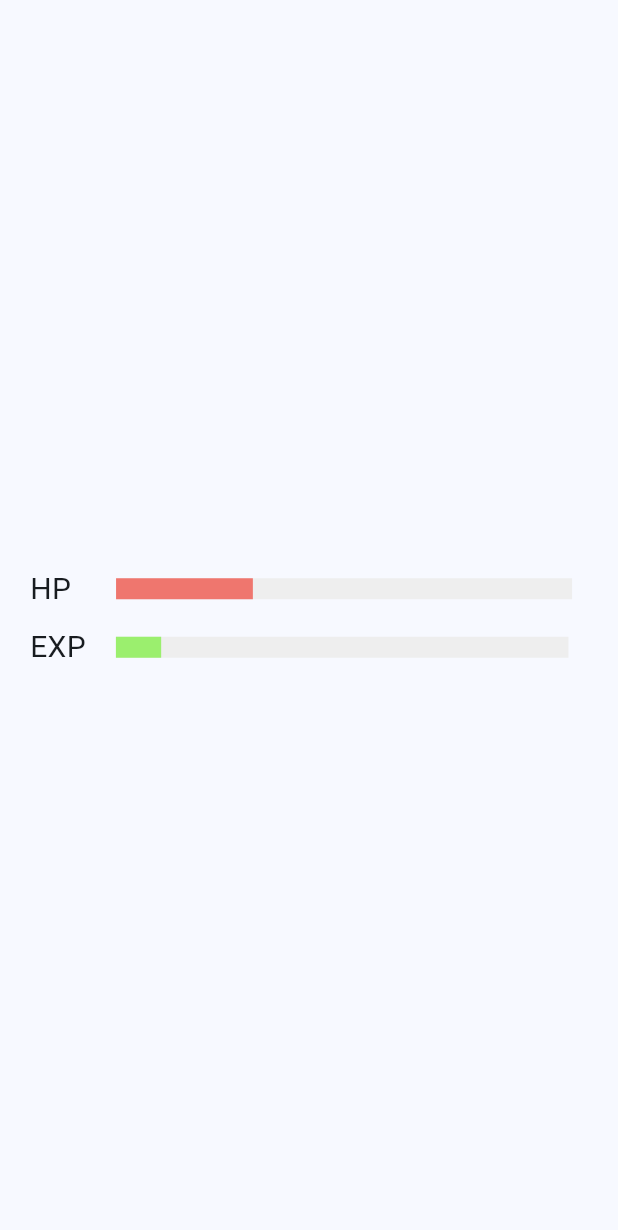
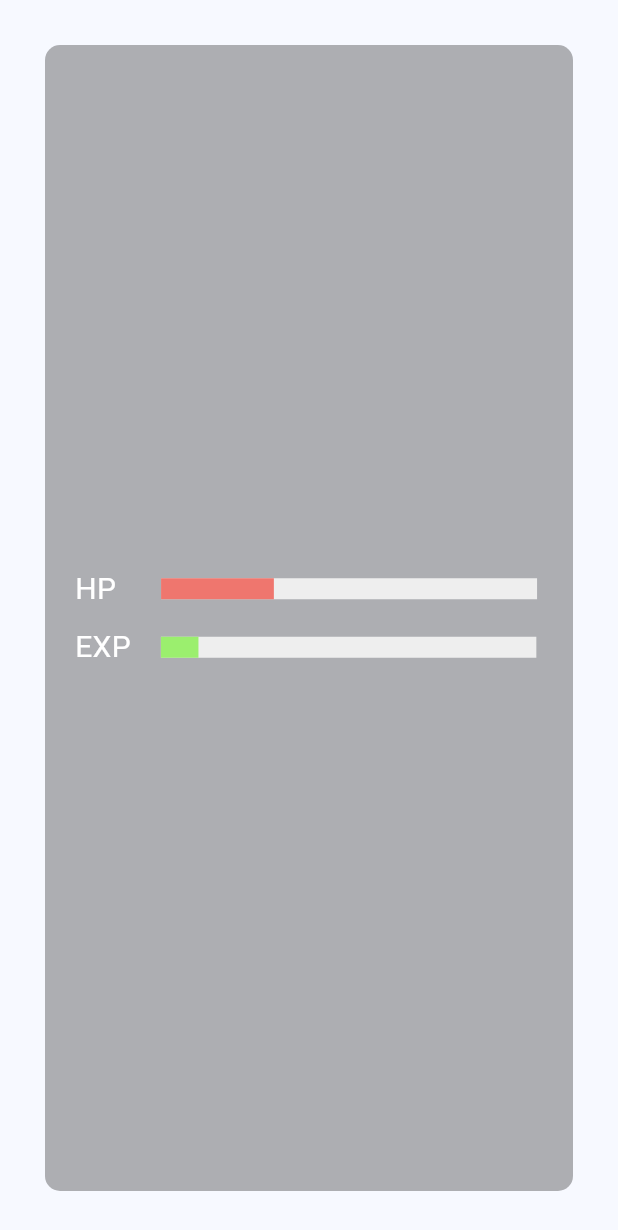
Before and after one commit to tomoyo519/IWW_frontend, a Flutter app: the StatusBar widget shown alone on an empty page, opened directly, on a phone screen of 412 x 824 dp. Shown: the top 1230 px of the screen. Run offline on Flutter 3.47's test engine with Material 2 defaults, Android fonts, the phone set to English and light mode, and no system bars; our stand-ins replace camera, contacts_service, dio, image_picker, lottie and 4 more; missing offline and left inert: dart:ffi, kakao_flutter_sdk, model_viewer_plus; accounts and stored records are empty; network calls fail.

Commit message:
feat: status bar 반투명 배경 추가

```diff
--- a/lib/view/myroom/myroom.dart
+++ b/lib/view/myroom/myroom.dart
@@ -179,7 +179,13 @@ class _StatusBarState extends State<StatusBar> with TickerProviderStateMixin {
   @override
   Widget build(BuildContext context) {
     return Container(
-      padding: const EdgeInsets.all(20.0),
+      padding: const EdgeInsets.all(30.0),
+      child: Container(
+        padding: EdgeInsets.fromLTRB(20, 0, 20, 0),
+        decoration: BoxDecoration(
+          color: Color.fromRGBO(0, 0, 0, 0.3),
+          borderRadius: BorderRadius.circular(10),
+        ),
         child: Column(
           mainAxisSize: MainAxisSize.max,
           mainAxisAlignment: MainAxisAlignment.center,
@@ -191,7 +197,10 @@ class _StatusBarState extends State<StatusBar> with TickerProviderStateMixin {
                   flex: 1,
                   child: Text(
                     'HP',
-                  style: TextStyle(fontSize: 20),
+                    style: TextStyle(
+                      fontSize: 20,
+                      color: Colors.white,
+                    ),
                     textAlign: TextAlign.left,
                   ),
                 ),
@@ -216,7 +225,10 @@ class _StatusBarState extends State<StatusBar> with TickerProviderStateMixin {
                   flex: 1,
                   child: Text(
                     'EXP',
-                  style: TextStyle(fontSize: 20),
+                    style: TextStyle(
+                      fontSize: 20,
+                      color: Colors.white,
+                    ),
                     textAlign: TextAlign.left,
                   ),
                 ),
@@ -235,6 +247,7 @@ class _StatusBarState extends State<StatusBar> with TickerProviderStateMixin {
               ],
             ),
           ],
+        ),
       ),
     );
   }
```
Lines whose indentation alone changed are shown as unchanged.
